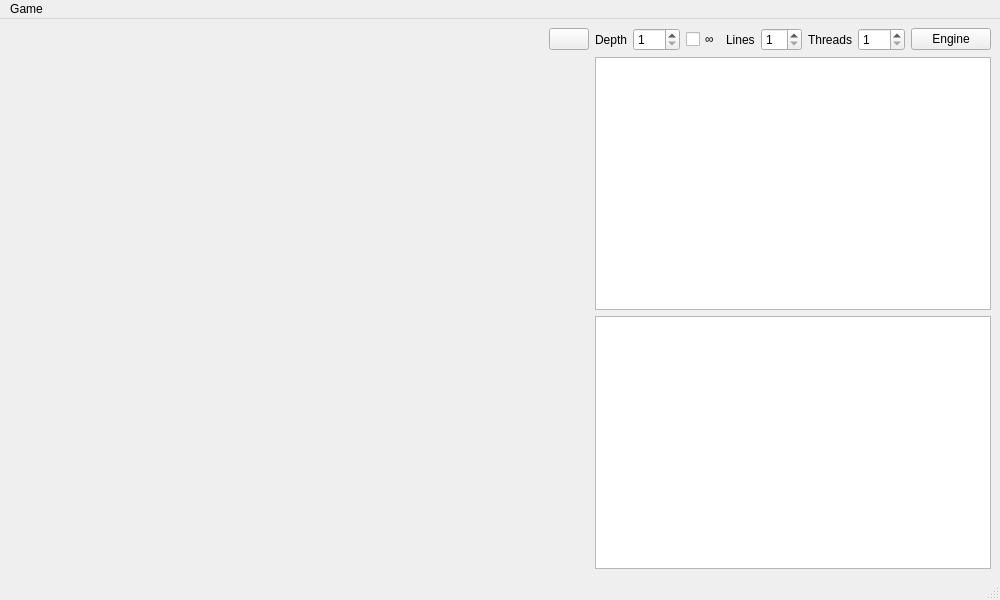
First picture: the form in forms/mainwindow.ui, repository jLantxa/Chess, before the edit.
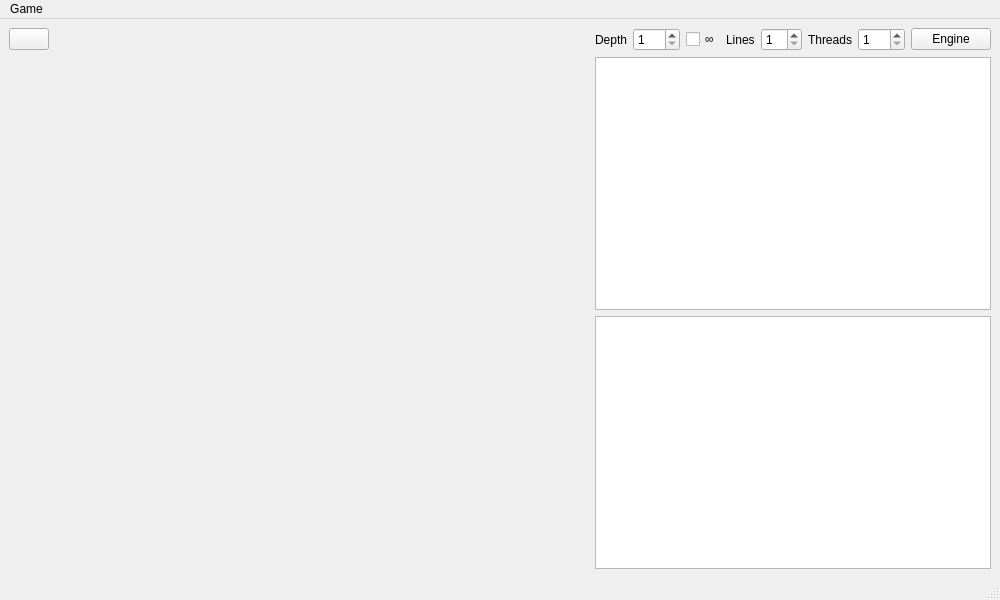
Second picture: the form after the edit. Custom widgets are drawn as their Qt base class.

Commit message: Move game controls to the left

Patch:
```diff
--- a/forms/mainwindow.ui
+++ b/forms/mainwindow.ui
@@ -27,34 +27,7 @@
   </property>
   <widget class="QWidget" name="centralwidget">
    <layout class="QGridLayout" name="gridLayout">
-    <item row="0" column="1">
-     <layout class="QVBoxLayout" name="gameControlsLayout">
-      <item>
-       <widget class="QPushButton" name="bRotateBoard">
-        <property name="toolTip">
-         <string>&lt;html&gt;&lt;head/&gt;&lt;body&gt;&lt;p&gt;Rotate board.&lt;/p&gt;&lt;/body&gt;&lt;/html&gt;</string>
-        </property>
-        <property name="text">
-         <string/>
-        </property>
-       </widget>
-      </item>
-      <item>
-       <spacer name="verticalSpacer">
-        <property name="orientation">
-         <enum>Qt::Vertical</enum>
-        </property>
-        <property name="sizeHint" stdset="0">
-         <size>
-          <width>20</width>
-          <height>40</height>
-         </size>
-        </property>
-       </spacer>
-      </item>
-     </layout>
-    </item>
-    <item row="0" column="2">
+    <item row="0" column="3">
      <layout class="QVBoxLayout" name="verticalLayout">
       <property name="sizeConstraint">
        <enum>QLayout::SetFixedSize</enum>
@@ -234,7 +207,7 @@
       </item>
      </layout>
     </item>
-    <item row="0" column="0">
+    <item row="0" column="1">
      <widget class="ChessBoardWidget" name="boardWidget" native="true">
       <property name="sizePolicy">
        <sizepolicy hsizetype="Expanding" vsizetype="Expanding">
@@ -265,6 +238,33 @@
       </property>
      </widget>
     </item>
+    <item row="0" column="0">
+     <layout class="QVBoxLayout" name="gameControlsLayout">
+      <item>
+       <widget class="QPushButton" name="bRotateBoard">
+        <property name="toolTip">
+         <string>&lt;html&gt;&lt;head/&gt;&lt;body&gt;&lt;p&gt;Rotate board.&lt;/p&gt;&lt;/body&gt;&lt;/html&gt;</string>
+        </property>
+        <property name="text">
+         <string/>
+        </property>
+       </widget>
+      </item>
+      <item>
+       <spacer name="verticalSpacer">
+        <property name="orientation">
+         <enum>Qt::Vertical</enum>
+        </property>
+        <property name="sizeHint" stdset="0">
+         <size>
+          <width>20</width>
+          <height>40</height>
+         </size>
+        </property>
+       </spacer>
+      </item>
+     </layout>
+    </item>
    </layout>
   </widget>
   <widget class="QMenuBar" name="menubar">
```
